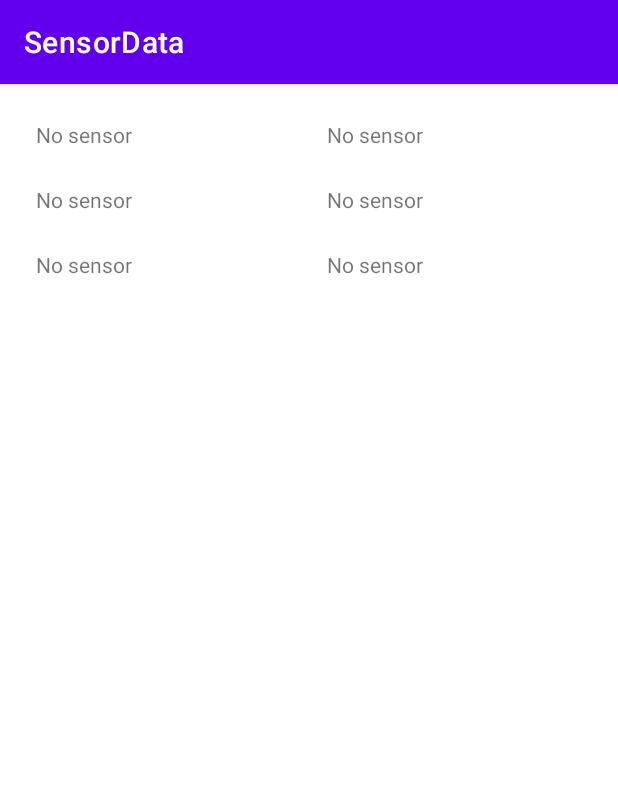
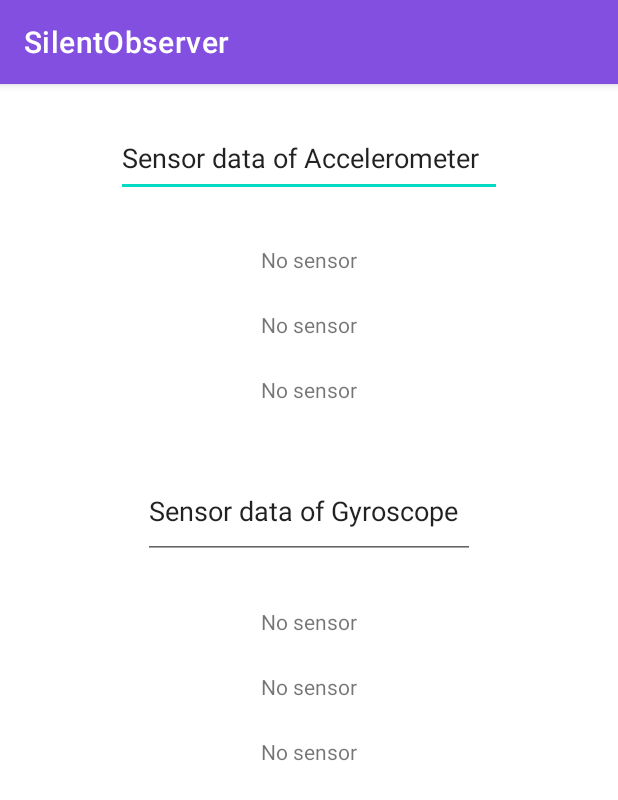
Before and after one commit to sauram/AccSrc, an Android app: the screen it shows after launch (MainActivity), on a phone screen of 412 x 824 dp. Shown: the top 800 px of the screen. Run offline under Robolectric (Android 15) with nearby library versions, the phone set to English and light mode, and no system bars.

Commit message:
UI Changes

```diff
--- a/src/main/java/com/example/sensordata/MainActivity.java
+++ b/src/main/java/com/example/sensordata/MainActivity.java
@@ -130,9 +130,9 @@ public class MainActivity extends AppCompatActivity
         yValue.setText("y value is : " + y);
         zValue.setText("z value is : " + z);
 
-        pValue.setText("p value is : " + p);
-        qValue.setText("q value is : " + q);
-        rValue.setText("r value is : " + r);
+        pValue.setText("x value is : " + p);
+        qValue.setText("y value is : " + q);
+        rValue.setText("z value is : " + r);
 
 
     }
--- a/src/main/res/layout/activity_main.xml
+++ b/src/main/res/layout/activity_main.xml
@@ -10,21 +10,19 @@
         android:id="@+id/xValue"
         android:layout_width="wrap_content"
         android:layout_height="wrap_content"
-        android:layout_marginStart="24dp"
-        android:layout_marginLeft="24dp"
-        android:layout_marginTop="24dp"
+        android:layout_marginTop="32dp"
         android:text="@string/x_value"
+        app:layout_constraintEnd_toEndOf="parent"
         app:layout_constraintStart_toStartOf="parent"
-        app:layout_constraintTop_toTopOf="parent" />
+        app:layout_constraintTop_toBottomOf="@+id/accelerometer" />
 
     <TextView
         android:id="@+id/yValue"
         android:layout_width="wrap_content"
         android:layout_height="wrap_content"
-        android:layout_marginStart="24dp"
-        android:layout_marginLeft="24dp"
         android:layout_marginTop="24dp"
         android:text="@string/y_value"
+        app:layout_constraintEnd_toEndOf="parent"
         app:layout_constraintStart_toStartOf="parent"
         app:layout_constraintTop_toBottomOf="@+id/xValue" />
 
@@ -32,10 +30,9 @@
         android:id="@+id/zValue"
         android:layout_width="wrap_content"
         android:layout_height="wrap_content"
-        android:layout_marginStart="24dp"
-        android:layout_marginLeft="24dp"
         android:layout_marginTop="24dp"
         android:text="@string/z_value"
+        app:layout_constraintEnd_toEndOf="parent"
         app:layout_constraintStart_toStartOf="parent"
         app:layout_constraintTop_toBottomOf="@+id/yValue" />
 
@@ -43,41 +40,55 @@
         android:id="@+id/pValue"
         android:layout_width="wrap_content"
         android:layout_height="wrap_content"
-        android:layout_marginStart="24dp"
-        android:layout_marginLeft="24dp"
-        android:layout_marginTop="24dp"
-        android:layout_marginEnd="24dp"
-        android:layout_marginRight="24dp"
+        android:layout_marginTop="32dp"
         android:text="@string/p_value"
         app:layout_constraintEnd_toEndOf="parent"
-        app:layout_constraintStart_toEndOf="@+id/xValue"
-        app:layout_constraintTop_toTopOf="parent" />
+        app:layout_constraintStart_toStartOf="parent"
+        app:layout_constraintTop_toBottomOf="@+id/gyroscope" />
 
     <TextView
         android:id="@+id/qValue"
         android:layout_width="wrap_content"
         android:layout_height="wrap_content"
-        android:layout_marginStart="24dp"
-        android:layout_marginLeft="24dp"
         android:layout_marginTop="24dp"
-        android:layout_marginEnd="24dp"
-        android:layout_marginRight="24dp"
         android:text="@string/q_value"
         app:layout_constraintEnd_toEndOf="parent"
-        app:layout_constraintStart_toEndOf="@+id/yValue"
+        app:layout_constraintStart_toStartOf="parent"
         app:layout_constraintTop_toBottomOf="@+id/pValue" />
 
     <TextView
         android:id="@+id/rValue"
         android:layout_width="wrap_content"
         android:layout_height="wrap_content"
-        android:layout_marginStart="24dp"
-        android:layout_marginLeft="24dp"
         android:layout_marginTop="24dp"
-        android:layout_marginEnd="24dp"
-        android:layout_marginRight="24dp"
         android:text="@string/r_value"
         app:layout_constraintEnd_toEndOf="parent"
-        app:layout_constraintStart_toEndOf="@+id/zValue"
+        app:layout_constraintStart_toStartOf="parent"
         app:layout_constraintTop_toBottomOf="@+id/qValue" />
+
+    <EditText
+        android:id="@+id/accelerometer"
+        android:layout_width="257dp"
+        android:layout_height="51dp"
+        android:layout_marginTop="24dp"
+        android:ems="10"
+        android:inputType="textPersonName"
+        android:text="@string/acc_des"
+        app:layout_constraintEnd_toEndOf="parent"
+        app:layout_constraintStart_toStartOf="parent"
+        app:layout_constraintTop_toTopOf="parent" />
+
+    <EditText
+        android:id="@+id/gyroscope"
+        android:layout_width="221dp"
+        android:layout_height="63dp"
+        android:layout_marginTop="40dp"
+        android:layout_marginBottom="32dp"
+        android:ems="10"
+        android:inputType="textPersonName"
+        android:text="@string/gyro_des"
+        app:layout_constraintBottom_toTopOf="@+id/pValue"
+        app:layout_constraintEnd_toEndOf="parent"
+        app:layout_constraintStart_toStartOf="parent"
+        app:layout_constraintTop_toBottomOf="@+id/zValue" />
 </androidx.constraintlayout.widget.ConstraintLayout>
--- a/src/main/res/values/colors.xml
+++ b/src/main/res/values/colors.xml
@@ -7,4 +7,5 @@
     <color name="teal_700">#FF018786</color>
     <color name="black">#FF000000</color>
     <color name="white">#FFFFFFFF</color>
+    <color name="mycolor">#834FE1</color>
 </resources>
--- a/src/main/res/values/strings.xml
+++ b/src/main/res/values/strings.xml
@@ -1,12 +1,15 @@
 <resources>
-    <string name="app_name">SensorData</string>
+    <string name="app_name">SilentObserver</string>
     <string name="label_light">Light Sensor</string>
     <string name="label_proximity">Proximity sensor</string>
     <string name="error_no_sensor">No sensor</string>
     <string name="x_value">Value of x</string>
     <string name="y_value">Value of y</string>
     <string name="z_value">Value of z</string>
-    <string name="p_value">Value of p</string>
-    <string name="q_value">Value of q</string>
-    <string name="r_value">Value of r</string>
+    <string name="p_value">Value of x</string>
+    <string name="q_value">Value of y</string>
+    <string name="r_value">Value of z</string>
+    <string name="gyro_des">Sensor data of Gyroscope</string>
+    <string name="acc_des">Sensor data of Accelerometer</string>
+    <string name="wbu">What about you?</string>
 </resources>
--- a/src/main/res/values/themes.xml
+++ b/src/main/res/values/themes.xml
@@ -2,8 +2,8 @@
     <!-- Base application theme. -->
     <style name="Theme.SensorData" parent="Theme.MaterialComponents.DayNight.DarkActionBar">
         <!-- Primary brand color. -->
-        <item name="colorPrimary">@color/purple_500</item>
-        <item name="colorPrimaryVariant">@color/purple_700</item>
+        <item name="colorPrimary">@color/mycolor</item>
+        <item name="colorPrimaryVariant">@color/mycolor</item>
         <item name="colorOnPrimary">@color/white</item>
         <!-- Secondary brand color. -->
         <item name="colorSecondary">@color/teal_200</item>
```
